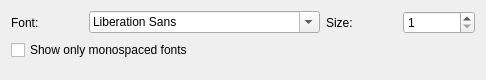
igormironchik/markdown-tools, file src/editor/font.ui: the form before one commit.
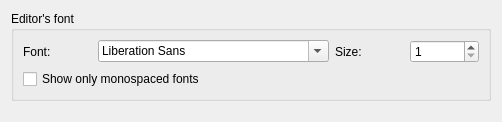
The form after the commit.

Commit message: Use theme icons everywhere.

What changed in the file:
```diff
--- a/src/editor/font.ui
+++ b/src/editor/font.ui
@@ -6,13 +6,19 @@
    <rect>
     <x>0</x>
     <y>0</y>
-    <width>486</width>
-    <height>80</height>
+    <width>502</width>
+    <height>122</height>
    </rect>
   </property>
   <property name="windowTitle">
    <string>Form</string>
   </property>
+  <layout class="QVBoxLayout" name="verticalLayout_2">
+   <item>
+    <widget class="QGroupBox" name="groupBox">
+     <property name="title">
+      <string>Editor's font</string>
+     </property>
   <layout class="QVBoxLayout" name="verticalLayout">
    <item>
     <layout class="QHBoxLayout" name="horizontalLayout">
@@ -50,6 +56,9 @@
      <property name="text">
       <string>Show only monospaced fonts</string>
      </property>
+       </widget>
+      </item>
+     </layout>
     </widget>
    </item>
    <item>
```
Lines whose indentation alone changed are shown as unchanged. The commit also changes 1 other file.
